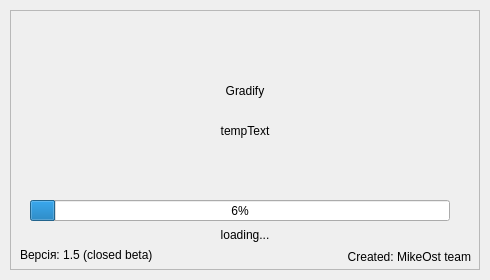
Qt form src/preloader.ui (MikeostCorp/Gradify) before a commit.
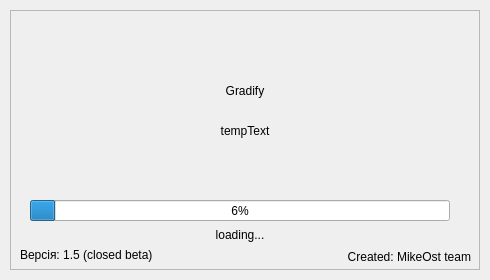
The same form after that commit. Icons and pictures are not drawn.

```diff
--- a/src/preloader.ui
+++ b/src/preloader.ui
@@ -95,9 +95,9 @@
    <widget class="QLabel" name="loadLabel">
     <property name="geometry">
      <rect>
-      <x>0</x>
+      <x>20</x>
       <y>215</y>
-      <width>470</width>
+      <width>420</width>
       <height>20</height>
      </rect>
     </property>
```
